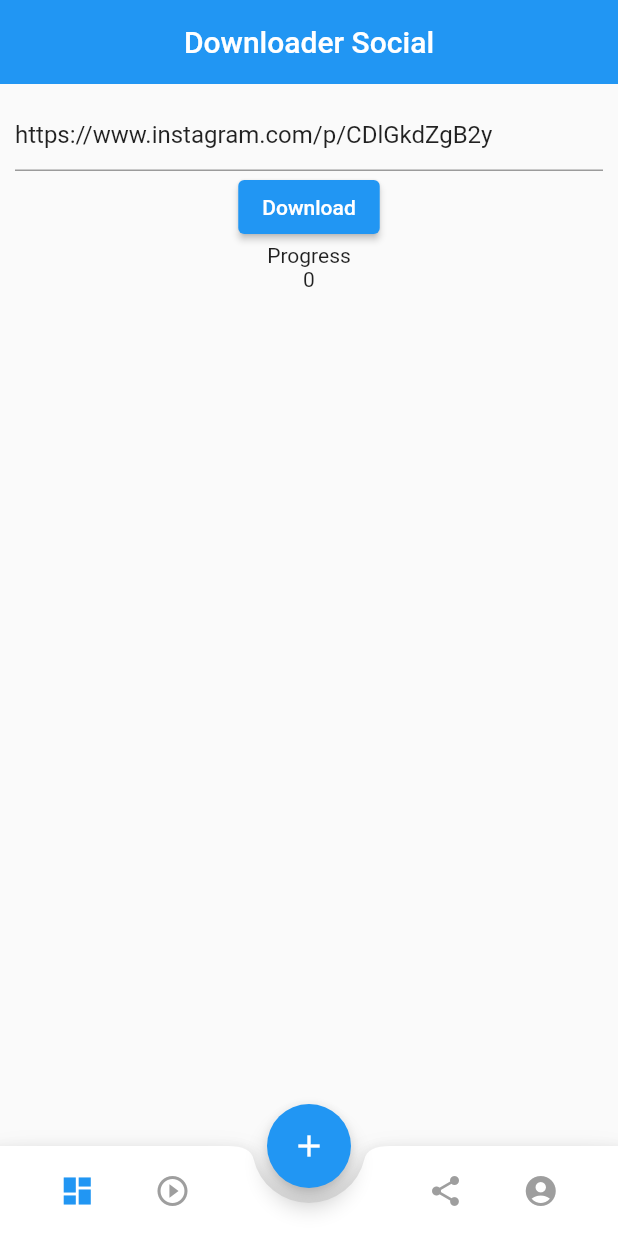
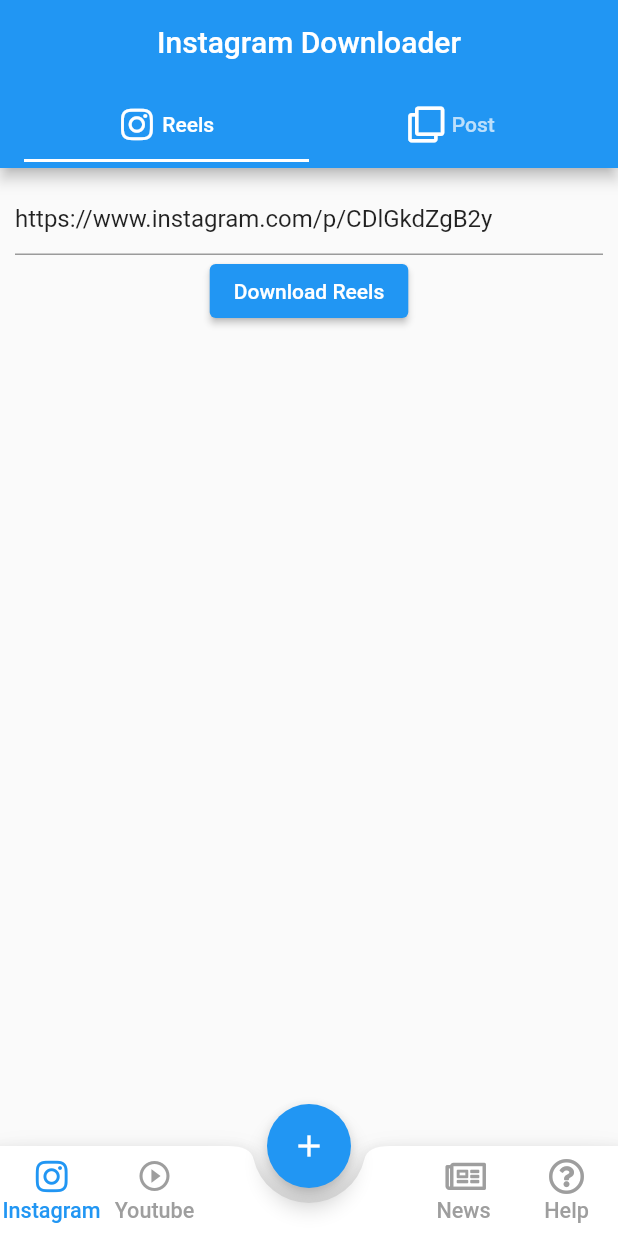
Before and after one commit to mambaur/downloader_app, a Flutter app: the screen it shows after launch, on a phone screen of 412 x 824 dp. Run offline on Flutter 3.47's test engine with Material 2 defaults, Android fonts, the light colour scheme and no system bars; our stand-ins replace font_awesome_flutter, permission_handler; missing offline and left inert: flutter_downloader, flutter_insta, flutter_youtube_downloader, instagram_public_api, youtube_video_info.

Commit message:
update view layout, add post downloader

```diff
--- a/lib/screens/homepage.dart
+++ b/lib/screens/homepage.dart
@@ -1,12 +1,8 @@
-import 'dart:isolate';
-import 'dart:ui';
-
+import 'package:downloader/screens/instagram/instagram_downloader.dart';
 import 'package:downloader/screens/youtube_downloader.dart';
 import 'package:flutter/material.dart';
-import 'package:flutter_downloader/flutter_downloader.dart';
-import 'package:flutter_insta/flutter_insta.dart';
-import 'package:permission_handler/permission_handler.dart';
-import 'package:path_provider/path_provider.dart';
+import 'package:flutter/services.dart';
+import 'package:font_awesome_flutter/font_awesome_flutter.dart';
 
 class HomePage extends StatefulWidget {
   const HomePage({Key? key}) : super(key: key);
@@ -16,73 +12,38 @@
 }
 
 class _HomePageState extends State<HomePage> {
-  FlutterInsta flutterInsta = FlutterInsta();
-  ReceivePort _port = ReceivePort();
-  TextEditingController usernameController = TextEditingController();
-  TextEditingController reelController =
-      TextEditingController(text: 'https://www.instagram.com/p/CDlGkdZgB2y');
+  final PageStorageBucket bucket = PageStorageBucket();
+  Widget? currentScreen;
   int currentTab = 0;
-  int progress = 0;
-  bool downloading = false;
+  String titleBar = 'Instagram Downloader';
 
   final List<Widget> screens = [
-    Center(
-      child: Text('Index 0'),
-    ),
+    InstagramDownloader(),
     YoutubeDownloader(),
     Center(
-      child: Text('Index 2'),
+      child: Text('News'),
     ),
     Center(
-      child: Text('Index 3'),
+      child: Text('Help'),
     ),
   ];
 
-  downloadReels() async {
-    var reels = await flutterInsta
-        .downloadReels("https://www.instagram.com/p/CDlGkdZgB2y");
-    print(reels);
-  }
-
-  final PageStorageBucket bucket = PageStorageBucket();
-  Widget? currentScreen;
-
   @override
   void initState() {
-    currentScreen = reelPage();
-    IsolateNameServer.registerPortWithName(
-        _port.sendPort, 'downloader_send_port');
-    _port.listen((dynamic data) {
-      // String id = data[0];
-      // DownloadTaskStatus status = data[1];
-      progress = data[2];
-      setState(() {});
-    });
-
-    FlutterDownloader.registerCallback(downloadCallback);
+    currentScreen = screens[0];
 
     super.initState();
   }
 
   @override
-  void dispose() {
-    IsolateNameServer.removePortNameMapping('downloader_send_port');
-    super.dispose();
-  }
-
-  static void downloadCallback(
-      String id, DownloadTaskStatus status, int progress) {
-    final SendPort? send =
-        IsolateNameServer.lookupPortByName('downloader_send_port');
-    send!.send([id, status, progress]);
-  }
-
-  @override
   Widget build(BuildContext context) {
+    SystemChrome.setSystemUIOverlayStyle(SystemUiOverlayStyle(
+      statusBarColor: Colors.transparent, // status bar color
+    ));
     Size size = MediaQuery.of(context).size;
     return Scaffold(
       appBar: AppBar(
-        title: const Text('Downloader Social'),
+        title: Text(titleBar),
         elevation: 0,
         centerTitle: true,
       ),
@@ -93,9 +54,7 @@
       resizeToAvoidBottomInset: false,
       floatingActionButton: FloatingActionButton(
         child: Icon(Icons.add),
-        onPressed: () async {
-          await downloadReels();
-        },
+        onPressed: () {},
       ),
       floatingActionButtonLocation: FloatingActionButtonLocation.centerDocked,
       bottomNavigationBar: BottomAppBar(
@@ -111,111 +70,66 @@
                 child: Row(
                   mainAxisAlignment: MainAxisAlignment.spaceEvenly,
                   children: [
-                    IconButton(
-                      padding: EdgeInsets.zero,
-                      constraints: BoxConstraints(),
-                      onPressed: () {
-                        currentScreen = reelPage();
-                        currentTab = 0;
-                        setState(() {});
-                      },
-                      icon: Column(
-                        mainAxisAlignment: MainAxisAlignment.center,
-                        children: [
-                          Icon(
-                            Icons.dashboard,
-                            color: currentTab == 0 ? Colors.blue : Colors.grey,
-                          ),
-                          // Text('Dashboard',
-                          //     style: TextStyle(
-                          //         color: currentTab == 0
-                          //             ? Colors.blue
-                          //             : Colors.grey))
-                        ],
-                      ),
+                    Expanded(
+                      child: MenuIcon(
+                          title: 'Instagram',
+                          icon: FontAwesomeIcons.instagram,
+                          color: currentTab == 0 ? Colors.blue : Colors.grey,
+                          onTap: () {
+                            setState(() {
+                              currentScreen = screens[0];
+                              currentTab = 0;
+                              titleBar = 'Instagram Downloader';
+                            });
+                          }),
                     ),
-                    IconButton(
-                      padding: EdgeInsets.zero,
-                      constraints: BoxConstraints(),
-                      onPressed: () {
-                        currentScreen = YoutubeDownloader();
-                        currentTab = 1;
-                        setState(() {});
-                      },
-                      icon: Column(
-                        mainAxisAlignment: MainAxisAlignment.center,
-                        children: [
-                          Icon(
-                            Icons.play_circle_outline,
-                            color: currentTab == 1 ? Colors.blue : Colors.grey,
-                          ),
-                          // Text('Dashboard',
-                          //     style: TextStyle(
-                          //         color: currentTab == 1
-                          //             ? Colors.blue
-                          //             : Colors.grey))
-                        ],
-                      ),
+                    Expanded(
+                      child: MenuIcon(
+                          title: 'Youtube',
+                          icon: Icons.play_circle_outline,
+                          color: currentTab == 1 ? Colors.blue : Colors.grey,
+                          onTap: () {
+                            setState(() {
+                              currentScreen = screens[1];
+                              currentTab = 1;
+                              titleBar = 'Youtube Downloader';
+                            });
+                          }),
                     ),
-                    Container()
                   ],
                 ),
               ),
+              Expanded(child: Container()),
               Expanded(
                 child: Row(
                   mainAxisAlignment: MainAxisAlignment.spaceEvenly,
                   children: [
-                    Container(),
-                    IconButton(
-                      padding: EdgeInsets.zero,
-                      constraints: BoxConstraints(),
-                      onPressed: () {
-                        currentScreen = Center(
-                          child: Text('Index 2'),
-                        );
-                        currentTab = 2;
-                        setState(() {});
-                      },
-                      icon: Column(
-                        mainAxisAlignment: MainAxisAlignment.center,
-                        children: [
-                          Icon(
-                            Icons.share,
-                            color: currentTab == 2 ? Colors.blue : Colors.grey,
-                          ),
-                          // Text('Share',
-                          //     style: TextStyle(
-                          //         color: currentTab == 2
-                          //             ? Colors.blue
-                          //             : Colors.grey))
-                        ],
-                      ),
+                    Expanded(
+                      child: MenuIcon(
+                          title: 'News',
+                          icon: FontAwesomeIcons.newspaper,
+                          color: currentTab == 2 ? Colors.blue : Colors.grey,
+                          onTap: () {
+                            setState(() {
+                              currentScreen = screens[2];
+                              currentTab = 2;
+                              titleBar = 'News';
+                            });
+                          }),
                     ),
-                    IconButton(
-                      padding: EdgeInsets.zero,
-                      constraints: BoxConstraints(),
-                      onPressed: () {
-                        currentScreen = Center(
-                          child: Text('Index 3'),
-                        );
-                        currentTab = 3;
-                        setState(() {});
-                      },
-                      icon: Column(
-                        mainAxisAlignment: MainAxisAlignment.center,
-                        children: [
-                          Icon(
-                            Icons.account_circle,
-                            color: currentTab == 3 ? Colors.blue : Colors.grey,
-                          ),
-                          // Text('Dashboard',
-                          //     style: TextStyle(
-                          //         color: currentTab == 3
-                          //             ? Colors.blue
-                          //             : Colors.grey))
-                        ],
-                      ),
-                    )
+                    Expanded(
+                      child: MenuIcon(
+                          title: 'Help',
+                          icon: FontAwesomeIcons.questionCircle,
+                          color: currentTab == 3 ? Colors.blue : Colors.grey,
+                          onTap: () {
+                            setState(() {
+                              currentScreen = screens[3];
+                              currentTab = 3;
+                              titleBar = 'Help';
+                            });
+                          }),
+                    ),
                   ],
                 ),
               )
@@ -225,65 +139,39 @@
       ),
     );
   }
+}
 
-  //Reel Downloader page
-  Widget reelPage() {
-    return Container(
-      margin: EdgeInsets.all(10),
+class MenuIcon extends StatelessWidget {
+  final Function()? onTap;
+  final Color? color;
+  final IconData? icon;
+  final String? title;
+  const MenuIcon({Key? key, this.onTap, this.color, this.icon, this.title})
+      : super(key: key);
+
+  @override
+  Widget build(BuildContext context) {
+    return MaterialButton(
+      padding: EdgeInsets.zero,
+      // constraints: BoxConstraints(),
+      onPressed: onTap ?? () {},
       child: Column(
-        mainAxisAlignment: MainAxisAlignment.start,
+        mainAxisAlignment: MainAxisAlignment.center,
         children: [
-          TextField(
-            controller: reelController,
+          Icon(
+            icon ?? Icons.home,
+            color: color ?? Colors.grey,
+            // color: currentTab == 3 ? Colors.blue : Colors.grey,
           ),
-          ElevatedButton(
-            onPressed: () async {
-              setState(() {
-                downloading = true; //set to true to show Progress indicator
-              });
-              await download();
-            },
-            child: Text("Download"),
+          SizedBox(
+            height: 3,
           ),
-          Text('Progress'),
-          Text(progress.toString()),
-          downloading
-              ? Center(
-                  child:
-                      CircularProgressIndicator(), //if downloading is true show Progress Indicator
-                )
-              : Container()
+          Text(title ?? 'Home',
+              style: TextStyle(
+                  color: color ?? Colors.grey,
+                  fontSize: MediaQuery.of(context).size.width * 0.035))
         ],
       ),
     );
   }
-
-  //Download reel video on button clickl
-  download() async {
-    var myvideourl = await flutterInsta.downloadReels(reelController.text);
-
-    if (await Permission.storage.request().isGranted) {
-      print('Permission granted');
-
-      final baseStorage = await getExternalStorageDirectory();
-
-      print(baseStorage!.path);
-
-      await FlutterDownloader.enqueue(
-        url: '$myvideourl',
-        savedDir: baseStorage.path,
-        fileName: DateTime.now().millisecondsSinceEpoch.toString() + '.mp4',
-        showNotification: true,
-        openFileFromNotification: true,
-      ).whenComplete(() {
-        setState(() {
-          downloading = false; // set to false to stop Progress indicator
-        });
-      });
-    } else if (await Permission.storage.request().isPermanentlyDenied) {
-      await openAppSettings();
-    } else if (await Permission.storage.request().isDenied) {
-      print('Permission denied');
-    }
-  }
 }
--- /dev/null
+++ b/lib/screens/instagram/instagram_downloader.dart
@@ -0,0 +1,68 @@
+import 'package:downloader/screens/instagram/post_downloader.dart';
+import 'package:downloader/screens/instagram/reels_downloader.dart';
+import 'package:flutter/material.dart';
+import 'package:font_awesome_flutter/font_awesome_flutter.dart';
+
+class InstagramDownloader extends StatefulWidget {
+  const InstagramDownloader({Key? key}) : super(key: key);
+
+  @override
+  _InstagramDownloaderState createState() => _InstagramDownloaderState();
+}
+
+class _InstagramDownloaderState extends State<InstagramDownloader>
+    with TickerProviderStateMixin {
+  late TabController _tabController;
+
+  @override
+  void initState() {
+    _tabController = TabController(length: 2, vsync: this);
+    super.initState();
+  }
+
+  @override
+  Widget build(BuildContext context) {
+    return Scaffold(
+      appBar: AppBar(
+        title: TabBar(
+          controller: _tabController,
+          tabs: <Widget>[
+            Tab(
+              icon: Row(
+                mainAxisAlignment: MainAxisAlignment.center,
+                crossAxisAlignment: CrossAxisAlignment.center,
+                children: [
+                  Icon(FontAwesomeIcons.instagram),
+                  SizedBox(
+                    width: 5,
+                  ),
+                  Text('Reels')
+                ],
+              ),
+            ),
+            Tab(
+              icon: Row(
+                mainAxisAlignment: MainAxisAlignment.center,
+                crossAxisAlignment: CrossAxisAlignment.center,
+                children: [
+                  Icon(FontAwesomeIcons.clone),
+                  SizedBox(
+                    width: 5,
+                  ),
+                  Text('Post')
+                ],
+              ),
+            ),
+          ],
+        ),
+      ),
+      body: TabBarView(
+        controller: _tabController,
+        children: <Widget>[
+          ReelsDownloader(),
+          PostDownloader(),
+        ],
+      ),
+    );
+  }
+}
--- /dev/null
+++ b/lib/screens/instagram/post_downloader.dart
@@ -0,0 +1,111 @@
+import 'dart:isolate';
+import 'dart:ui';
+
+import 'package:flutter/material.dart';
+import 'package:flutter_downloader/flutter_downloader.dart';
+import 'package:instagram_public_api/instagram_public_api.dart';
+import 'package:permission_handler/permission_handler.dart';
+import 'package:path_provider/path_provider.dart';
+
+class PostDownloader extends StatefulWidget {
+  const PostDownloader({Key? key}) : super(key: key);
+
+  @override
+  _PostDownloaderState createState() => _PostDownloaderState();
+}
+
+class _PostDownloaderState extends State<PostDownloader> {
+  ReceivePort _port = ReceivePort();
+  final postController = TextEditingController(
+      text:
+          "https://www.instagram.com/p/CJXZ0MtJdh8/?utm_source=ig_web_copy_link");
+  List<InstaPost> posts = [];
+
+  Future _getInstaPosts() async {
+    final List<InstaPost> post =
+        await FlutterInsta().getPostData(postController.text);
+    for (int i = 0; i < post.length; i++) {
+      print(post[i].dimensions);
+      print(post[i].displayURL); //post download url
+      print(post[i].postType);
+      print(post[i].thumbnailDimensions);
+      print(post[i].thumbnailUrl);
+      print(post[i].user.followers);
+      print(post[i].user.isPrivate);
+      print(post[i].user.isVerified);
+      print(post[i].user.posts);
+      print(post[i].user.profilePicURL);
+      print(post[i].user.username);
+      print(post[i].videoDuration);
+      downloadPosts(post[i].displayURL ?? '');
+    }
+  }
+
+  @override
+  void initState() {
+    IsolateNameServer.registerPortWithName(
+        _port.sendPort, 'downloader_send_port');
+    _port.listen((dynamic data) {
+      setState(() {});
+    });
+    FlutterDownloader.registerCallback(downloadCallback);
+    super.initState();
+  }
+
+  @override
+  void dispose() {
+    IsolateNameServer.removePortNameMapping('downloader_send_port');
+    super.dispose();
+  }
+
+  static void downloadCallback(
+      String id, DownloadTaskStatus status, int progress) {
+    final SendPort? send =
+        IsolateNameServer.lookupPortByName('downloader_send_port');
+    send!.send([id, status, progress]);
+  }
+
+  @override
+  Widget build(BuildContext context) {
+    return Container(
+      margin: EdgeInsets.all(10),
+      child: Column(
+        mainAxisAlignment: MainAxisAlignment.start,
+        children: [
+          TextField(
+            controller: postController,
+          ),
+          ElevatedButton(
+            onPressed: () async {
+              await _getInstaPosts();
+            },
+            child: Text("Download Posts"),
+          ),
+        ],
+      ),
+    );
+  }
+
+  //Download reel video on button clickl
+  downloadPosts(String url) async {
+    if (await Permission.storage.request().isGranted) {
+      print('Permission granted');
+
+      final baseStorage = await getExternalStorageDirectory();
+
+      print(baseStorage!.path);
+
+      await FlutterDownloader.enqueue(
+        url: '$url',
+        savedDir: baseStorage.path,
+        fileName: DateTime.now().millisecondsSinceEpoch.toString() + '.jpg',
+        showNotification: true,
+        openFileFromNotification: true,
+      ).whenComplete(() {});
+    } else if (await Permission.storage.request().isPermanentlyDenied) {
+      await openAppSettings();
+    } else if (await Permission.storage.request().isDenied) {
+      print('Permission denied');
+    }
+  }
+}
--- /dev/null
+++ b/lib/screens/instagram/reels_downloader.dart
@@ -0,0 +1,108 @@
+import 'dart:isolate';
+import 'dart:ui';
+
+import 'package:flutter/material.dart';
+import 'package:flutter_downloader/flutter_downloader.dart';
+import 'package:flutter_insta/flutter_insta.dart';
+import 'package:permission_handler/permission_handler.dart';
+import 'package:path_provider/path_provider.dart';
+
+class ReelsDownloader extends StatefulWidget {
+  const ReelsDownloader({Key? key}) : super(key: key);
+
+  @override
+  _ReelsDownloaderState createState() => _ReelsDownloaderState();
+}
+
+class _ReelsDownloaderState extends State<ReelsDownloader> {
+  FlutterInsta flutterInsta = FlutterInsta();
+  ReceivePort _port = ReceivePort();
+  TextEditingController reelController =
+      TextEditingController(text: 'https://www.instagram.com/p/CDlGkdZgB2y');
+  int progress = 0;
+  bool downloading = false;
+
+  @override
+  void initState() {
+    IsolateNameServer.registerPortWithName(
+        _port.sendPort, 'downloader_send_port');
+    _port.listen((dynamic data) {
+      progress = data[2];
+      setState(() {});
+    });
+    FlutterDownloader.registerCallback(downloadCallback);
+    super.initState();
+  }
+
+  @override
+  void dispose() {
+    IsolateNameServer.removePortNameMapping('downloader_send_port');
+    super.dispose();
+  }
+
+  static void downloadCallback(
+      String id, DownloadTaskStatus status, int progress) {
+    final SendPort? send =
+        IsolateNameServer.lookupPortByName('downloader_send_port');
+    send!.send([id, status, progress]);
+  }
+
+  @override
+  Widget build(BuildContext context) {
+    return Container(
+      margin: EdgeInsets.all(10),
+      child: Column(
+        mainAxisAlignment: MainAxisAlignment.start,
+        children: [
+          TextField(
+            controller: reelController,
+          ),
+          ElevatedButton(
+            onPressed: () async {
+              setState(() {
+                downloading = true; //set to true to show Progress indicator
+              });
+              await downloadReels();
+            },
+            child: Text("Download Reels"),
+          ),
+          downloading
+              ? Center(
+                  child:
+                      CircularProgressIndicator(), //if downloading is true show Progress Indicator
+                )
+              : Container()
+        ],
+      ),
+    );
+  }
+
+  //Download reel video on button click
+  downloadReels() async {
+    var myvideourl = await flutterInsta.downloadReels(reelController.text);
+
+    if (await Permission.storage.request().isGranted) {
+      print('Permission granted');
+
+      final baseStorage = await getExternalStorageDirectory();
+
+      print(baseStorage!.path);
+
+      await FlutterDownloader.enqueue(
+        url: '$myvideourl',
+        savedDir: baseStorage.path,
+        fileName: DateTime.now().millisecondsSinceEpoch.toString() + '.mp4',
+        showNotification: true,
+        openFileFromNotification: true,
+      ).whenComplete(() {
+        setState(() {
+          downloading = false; // set to false to stop Progress indicator
+        });
+      });
+    } else if (await Permission.storage.request().isPermanentlyDenied) {
+      await openAppSettings();
+    } else if (await Permission.storage.request().isDenied) {
+      print('Permission denied');
+    }
+  }
+}
--- a/pubspec.yaml
+++ b/pubspec.yaml
@@ -30,6 +30,7 @@
   instagram_public_api: ^0.2.3
   flutter_downloader: ^1.7.0
   path_provider: ^2.0.3
+  font_awesome_flutter: ^9.1.0
 
 
   # The following adds the Cupertino Icons font to your application.
```
Also changed, not shown: lib/screens/youtube_downloader.dart (+3 -6 lines), pubspec.lock.
